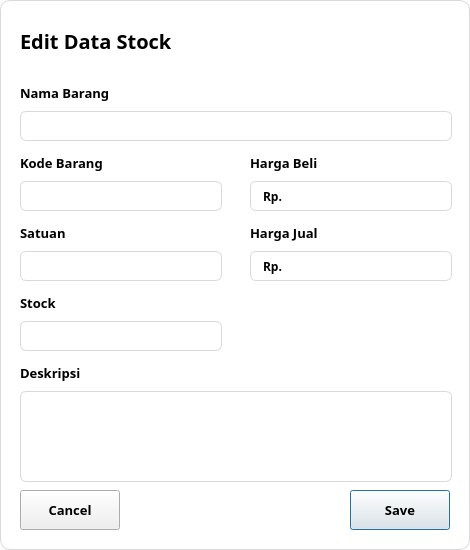
This is ui/stockEditDialog.ui in iKzuu/mini-erp as Qt 5 draws it before an edit. The edited form follows.
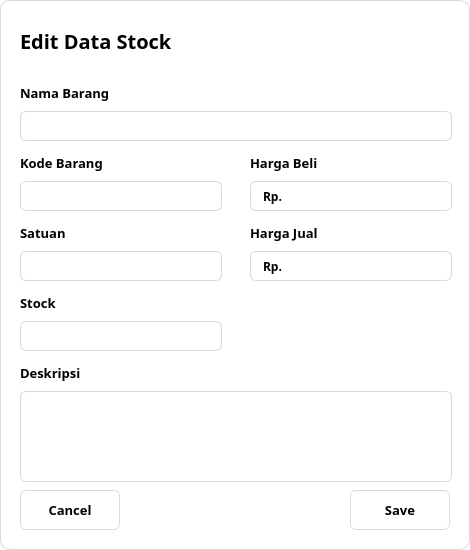
This is the edited form. Icons and pictures are not drawn.

Commit message: update style for close, cancel, and save button

Diff of the .ui file:
```diff
--- a/ui/stockEditDialog.ui
+++ b/ui/stockEditDialog.ui
@@ -49,6 +49,18 @@
      <bold>true</bold>
     </font>
    </property>
+   <property name="styleSheet">
+    <string notr="true">QPushButton{
+	background-color: white;
+	border: 1px solid #D9D9D9;
+	border-radius: 6px;
+}
+
+QPushButton:hover{
+	color: #3D6CEE;
+	border: 1px solid #3D6CEE;
+}</string>
+   </property>
    <property name="text">
     <string>Save</string>
    </property>
@@ -134,6 +146,18 @@
      <bold>true</bold>
     </font>
    </property>
+   <property name="styleSheet">
+    <string notr="true">QPushButton{
+	background-color: white;
+	border: 1px solid #D9D9D9;
+	border-radius: 6px;
+}
+
+QPushButton:hover{
+	color: #3D6CEE;
+	border: 1px solid #3D6CEE;
+}</string>
+   </property>
    <property name="text">
     <string>Cancel</string>
    </property>
```
Left out of the diff: 2 changed lines with no effect on the pictures. The commit also changes 3 other files.
